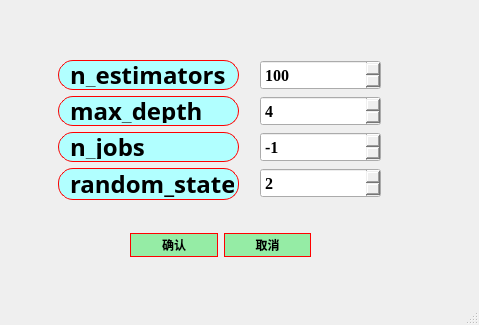
Qt form ui/algorithms2_RF_para.ui (azhongege24/predict_first) before a commit.
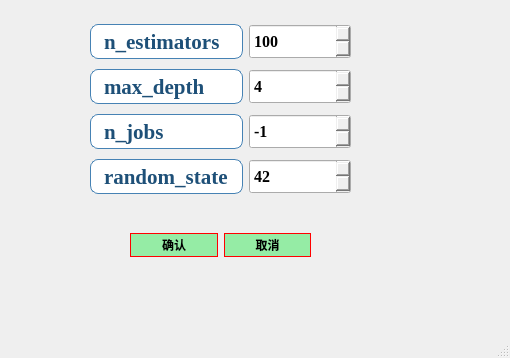
The same form after that commit.

```diff
--- a/ui/algorithms2_RF_para.ui
+++ b/ui/algorithms2_RF_para.ui
@@ -6,151 +6,14 @@
    <rect>
     <x>0</x>
     <y>0</y>
-    <width>479</width>
-    <height>325</height>
+    <width>510</width>
+    <height>358</height>
    </rect>
   </property>
   <property name="windowTitle">
    <string>随机森林：参数设置</string>
   </property>
   <widget class="QWidget" name="centralwidget">
-   <widget class="QWidget" name="layoutWidget">
-    <property name="geometry">
-     <rect>
-      <x>260</x>
-      <y>60</y>
-      <width>121</width>
-      <height>140</height>
-     </rect>
-    </property>
-    <layout class="QVBoxLayout" name="verticalLayout_2">
-     <item>
-      <widget class="QSpinBox" name="spinBox_n_estimators">
-       <property name="minimumSize">
-        <size>
-         <width>80</width>
-         <height>30</height>
-        </size>
-       </property>
-       <property name="font">
-        <font>
-         <family>Times New Roman</family>
-         <pointsize>12</pointsize>
-         <weight>75</weight>
-         <bold>true</bold>
-        </font>
-       </property>
-       <property name="styleSheet">
-        <string notr="true">QSpinBox::up-button:pressed {
-    margin-top: 4px;  /* 模拟按压下沉 */
-}
-QSpinBox::down-button:pressed {
-    margin-top: 4px;
-}</string>
-       </property>
-       <property name="maximum">
-        <number>1000</number>
-       </property>
-       <property name="value">
-        <number>100</number>
-       </property>
-      </widget>
-     </item>
-     <item>
-      <widget class="QSpinBox" name="spinBox_max_depth">
-       <property name="minimumSize">
-        <size>
-         <width>80</width>
-         <height>30</height>
-        </size>
-       </property>
-       <property name="font">
-        <font>
-         <family>Times New Roman</family>
-         <pointsize>12</pointsize>
-         <weight>75</weight>
-         <bold>true</bold>
-        </font>
-       </property>
-       <property name="styleSheet">
-        <string notr="true">QSpinBox::up-button:pressed {
-    margin-top: 4px;  /* 模拟按压下沉 */
-}
-QSpinBox::down-button:pressed {
-    margin-top: 4px;
-}</string>
-       </property>
-       <property name="value">
-        <number>4</number>
-       </property>
-      </widget>
-     </item>
-     <item>
-      <widget class="QSpinBox" name="spinBox_n_jobs">
-       <property name="minimumSize">
-        <size>
-         <width>80</width>
-         <height>30</height>
-        </size>
-       </property>
-       <property name="font">
-        <font>
-         <family>Times New Roman</family>
-         <pointsize>12</pointsize>
-         <weight>75</weight>
-         <bold>true</bold>
-        </font>
-       </property>
-       <property name="styleSheet">
-        <string notr="true">QSpinBox::up-button:pressed {
-    margin-top: 4px;  /* 模拟按压下沉 */
-}
-QSpinBox::down-button:pressed {
-    margin-top: 4px;
-}</string>
-       </property>
-       <property name="minimum">
-        <number>-1</number>
-       </property>
-       <property name="maximum">
-        <number>1</number>
-       </property>
-       <property name="value">
-        <number>-1</number>
-       </property>
-      </widget>
-     </item>
-     <item>
-      <widget class="QSpinBox" name="spinBox_random_state">
-       <property name="minimumSize">
-        <size>
-         <width>80</width>
-         <height>30</height>
-        </size>
-       </property>
-       <property name="font">
-        <font>
-         <family>Times New Roman</family>
-         <pointsize>12</pointsize>
-         <weight>75</weight>
-         <bold>true</bold>
-        </font>
-       </property>
-       <property name="styleSheet">
-        <string notr="true">QSpinBox::up-button:pressed {
-    margin-top: 4px;  /* 模拟按压下沉 */
-}
-QSpinBox::down-button:pressed {
-    margin-top: 4px;
-}</string>
-       </property>
-       <property name="value">
-        <number>2</number>
-       </property>
-      </widget>
-     </item>
-    </layout>
-   </widget>
    <widget class="QWidget" name="layoutWidget">
     <property name="geometry">
      <rect>
@@ -216,12 +79,14 @@
    <widget class="QWidget" name="layoutWidget">
     <property name="geometry">
      <rect>
-      <x>58</x>
-      <y>60</y>
-      <width>181</width>
-      <height>140</height>
+      <x>90</x>
+      <y>20</y>
+      <width>261</width>
+      <height>181</height>
      </rect>
     </property>
+    <layout class="QHBoxLayout" name="horizontalLayout_2">
+     <item>
     <layout class="QVBoxLayout" name="verticalLayout">
      <item>
       <widget class="QLabel" name="labeln_estimators">
@@ -234,28 +99,37 @@
        <property name="maximumSize">
         <size>
          <width>200</width>
-         <height>30</height>
+           <height>35</height>
         </size>
        </property>
        <property name="font">
         <font>
-         <family>楷体</family>
-         <pointsize>18</pointsize>
+           <family>Times New Roman</family>
+           <pointsize>16</pointsize>
          <weight>75</weight>
          <italic>false</italic>
          <bold>true</bold>
         </font>
        </property>
        <property name="styleSheet">
-        <string notr="true">QLabel{
-border:1px solid red;   /*边框的粗细，颜色*/
-border-radius:15px;    /*设置圆角半径 */
-padding:2px 4px;  /*QFrame边框与内部其它部件的距离*/
-background-color: rgb(177, 255, 255);	/*背景颜色*/
-color:rgb(0, 0, 0);		/*字体颜色*/
-	font: 18pt &quot;楷体&quot;;
+          <string notr="true">QLabel {
+    border: 1px solid rgb(70, 130, 180);   /* 增强为科研蓝边框，参考Nature期刊图表色 */
+    border-radius: 8px;
+    padding: 4px 8px;
+    background-color: rgb(255, 255, 255);  /* 纯白背景提升对比度 */
+    color: rgb(30, 80, 120);               /* 深海军蓝文字，对比度达8:1 */
+    font: bold 16pt &quot;Times New Roman&quot;;     
+    qproperty-alignment: 'AlignCenter';
+    /* 强化阴影效果 */
+}
 
-font:bold;
+QLabel:hover {
+    border-color: rgb(0, 100, 180);        /* 悬停时使用更高饱和的科研蓝 */
+    background-color: rgb(240, 248, 255);  /* 极浅蓝悬停反馈 */
+}
+
+QLabel:pressed {
+    background-color: rgb(220, 240, 255);  /* 按压状态模拟墨水渗透效果 */
 }</string>
        </property>
        <property name="text">
@@ -274,28 +148,37 @@
        <property name="maximumSize">
         <size>
          <width>16777215</width>
-         <height>30</height>
+           <height>35</height>
         </size>
        </property>
        <property name="font">
         <font>
-         <family>楷体</family>
-         <pointsize>18</pointsize>
+           <family>Times New Roman</family>
+           <pointsize>16</pointsize>
          <weight>75</weight>
          <italic>false</italic>
          <bold>true</bold>
         </font>
        </property>
        <property name="styleSheet">
-        <string notr="true">QLabel{
-border:1px solid red;   /*边框的粗细，颜色*/
-border-radius:15px;    /*设置圆角半径 */
-padding:2px 4px;  /*QFrame边框与内部其它部件的距离*/
-background-color: rgb(177, 255, 255);	/*背景颜色*/
-color:rgb(0, 0, 0);		/*字体颜色*/
-	font: 18pt &quot;楷体&quot;;
+          <string notr="true">QLabel {
+    border: 1px solid rgb(70, 130, 180);   /* 增强为科研蓝边框，参考Nature期刊图表色 */
+    border-radius: 8px;
+    padding: 4px 8px;
+    background-color: rgb(255, 255, 255);  /* 纯白背景提升对比度 */
+    color: rgb(30, 80, 120);               /* 深海军蓝文字，对比度达8:1 */
+    font: bold 16pt &quot;Times New Roman&quot;;     
+    qproperty-alignment: 'AlignCenter';
+    /* 强化阴影效果 */
+}
 
-font:bold;
+QLabel:hover {
+    border-color: rgb(0, 100, 180);        /* 悬停时使用更高饱和的科研蓝 */
+    background-color: rgb(240, 248, 255);  /* 极浅蓝悬停反馈 */
+}
+
+QLabel:pressed {
+    background-color: rgb(220, 240, 255);  /* 按压状态模拟墨水渗透效果 */
 }</string>
        </property>
        <property name="text">
@@ -305,31 +188,46 @@
      </item>
      <item>
       <widget class="QLabel" name="label">
+         <property name="minimumSize">
+          <size>
+           <width>0</width>
+           <height>30</height>
+          </size>
+         </property>
        <property name="maximumSize">
         <size>
          <width>16777215</width>
-         <height>30</height>
+           <height>35</height>
         </size>
        </property>
        <property name="font">
         <font>
-         <family>楷体</family>
-         <pointsize>18</pointsize>
+           <family>Times New Roman</family>
+           <pointsize>16</pointsize>
          <weight>75</weight>
          <italic>false</italic>
          <bold>true</bold>
         </font>
        </property>
        <property name="styleSheet">
-        <string notr="true">QLabel{
-border:1px solid red;   /*边框的粗细，颜色*/
-border-radius:15px;    /*设置圆角半径 */
-padding:2px 4px;  /*QFrame边框与内部其它部件的距离*/
-background-color: rgb(177, 255, 255);	/*背景颜色*/
-color:rgb(0, 0, 0);		/*字体颜色*/
-	font: 18pt &quot;楷体&quot;;
+          <string notr="true">QLabel {
+    border: 1px solid rgb(70, 130, 180);   /* 增强为科研蓝边框，参考Nature期刊图表色 */
+    border-radius: 8px;
+    padding: 4px 8px;
+    background-color: rgb(255, 255, 255);  /* 纯白背景提升对比度 */
+    color: rgb(30, 80, 120);               /* 深海军蓝文字，对比度达8:1 */
+    font: bold 16pt &quot;Times New Roman&quot;;     
+    qproperty-alignment: 'AlignCenter';
+    /* 强化阴影效果 */
+}
 
-font:bold;
+QLabel:hover {
+    border-color: rgb(0, 100, 180);        /* 悬停时使用更高饱和的科研蓝 */
+    background-color: rgb(240, 248, 255);  /* 极浅蓝悬停反馈 */
+}
+
+QLabel:pressed {
+    background-color: rgb(220, 240, 255);  /* 按压状态模拟墨水渗透效果 */
 }</string>
        </property>
        <property name="text">
@@ -339,25 +237,46 @@
      </item>
      <item>
       <widget class="QLabel" name="label_random_state">
+         <property name="minimumSize">
+          <size>
+           <width>0</width>
+           <height>30</height>
+          </size>
+         </property>
+         <property name="maximumSize">
+          <size>
+           <width>16777215</width>
+           <height>35</height>
+          </size>
+         </property>
        <property name="font">
         <font>
-         <family>楷体</family>
-         <pointsize>18</pointsize>
+           <family>Times New Roman</family>
+           <pointsize>16</pointsize>
          <weight>75</weight>
          <italic>false</italic>
          <bold>true</bold>
         </font>
        </property>
        <property name="styleSheet">
-        <string notr="true">QLabel{
-border:1px solid red;   /*边框的粗细，颜色*/
-border-radius:15px;    /*设置圆角半径 */
-padding:2px 4px;  /*QFrame边框与内部其它部件的距离*/
-background-color: rgb(177, 255, 255);	/*背景颜色*/
-color:rgb(0, 0, 0);		/*字体颜色*/
-	font: 18pt &quot;楷体&quot;;
+          <string notr="true">QLabel {
+    border: 1px solid rgb(70, 130, 180);   /* 增强为科研蓝边框，参考Nature期刊图表色 */
+    border-radius: 8px;
+    padding: 4px 8px;
+    background-color: rgb(255, 255, 255);  /* 纯白背景提升对比度 */
+    color: rgb(30, 80, 120);               /* 深海军蓝文字，对比度达8:1 */
+    font: bold 16pt &quot;Times New Roman&quot;;     
+    qproperty-alignment: 'AlignCenter';
+    /* 强化阴影效果 */
+}
 
-font:bold;
+QLabel:hover {
+    border-color: rgb(0, 100, 180);        /* 悬停时使用更高饱和的科研蓝 */
+    background-color: rgb(240, 248, 255);  /* 极浅蓝悬停反馈 */
+}
+
+QLabel:pressed {
+    background-color: rgb(220, 240, 255);  /* 按压状态模拟墨水渗透效果 */
 }</string>
        </property>
        <property name="text">
@@ -366,6 +285,161 @@
       </widget>
      </item>
     </layout>
+     </item>
+     <item>
+      <layout class="QVBoxLayout" name="verticalLayout_2">
+       <item>
+        <widget class="QSpinBox" name="spinBox_n_estimators">
+         <property name="minimumSize">
+          <size>
+           <width>80</width>
+           <height>30</height>
+          </size>
+         </property>
+         <property name="maximumSize">
+          <size>
+           <width>16777215</width>
+           <height>35</height>
+          </size>
+         </property>
+         <property name="font">
+          <font>
+           <family>Times New Roman</family>
+           <pointsize>12</pointsize>
+           <weight>75</weight>
+           <bold>true</bold>
+          </font>
+         </property>
+         <property name="styleSheet">
+          <string notr="true">QSpinBox::up-button:pressed {
+    margin-top: 4px;  /* 模拟按压下沉 */
+}
+QSpinBox::down-button:pressed {
+    margin-top: 4px;
+}</string>
+         </property>
+         <property name="maximum">
+          <number>1000</number>
+         </property>
+         <property name="value">
+          <number>100</number>
+         </property>
+        </widget>
+       </item>
+       <item>
+        <widget class="QSpinBox" name="spinBox_max_depth">
+         <property name="minimumSize">
+          <size>
+           <width>80</width>
+           <height>30</height>
+          </size>
+         </property>
+         <property name="maximumSize">
+          <size>
+           <width>16777215</width>
+           <height>35</height>
+          </size>
+         </property>
+         <property name="font">
+          <font>
+           <family>Times New Roman</family>
+           <pointsize>12</pointsize>
+           <weight>75</weight>
+           <bold>true</bold>
+          </font>
+         </property>
+         <property name="styleSheet">
+          <string notr="true">QSpinBox::up-button:pressed {
+    margin-top: 4px;  /* 模拟按压下沉 */
+}
+QSpinBox::down-button:pressed {
+    margin-top: 4px;
+}</string>
+         </property>
+         <property name="value">
+          <number>4</number>
+         </property>
+        </widget>
+       </item>
+       <item>
+        <widget class="QSpinBox" name="spinBox_n_jobs">
+         <property name="minimumSize">
+          <size>
+           <width>80</width>
+           <height>30</height>
+          </size>
+         </property>
+         <property name="maximumSize">
+          <size>
+           <width>16777215</width>
+           <height>35</height>
+          </size>
+         </property>
+         <property name="font">
+          <font>
+           <family>Times New Roman</family>
+           <pointsize>12</pointsize>
+           <weight>75</weight>
+           <bold>true</bold>
+          </font>
+         </property>
+         <property name="styleSheet">
+          <string notr="true">QSpinBox::up-button:pressed {
+    margin-top: 4px;  /* 模拟按压下沉 */
+}
+QSpinBox::down-button:pressed {
+    margin-top: 4px;
+}</string>
+         </property>
+         <property name="minimum">
+          <number>-1</number>
+         </property>
+         <property name="maximum">
+          <number>1</number>
+         </property>
+         <property name="value">
+          <number>-1</number>
+         </property>
+        </widget>
+       </item>
+       <item>
+        <widget class="QSpinBox" name="spinBox_random_state">
+         <property name="minimumSize">
+          <size>
+           <width>80</width>
+           <height>30</height>
+          </size>
+         </property>
+         <property name="maximumSize">
+          <size>
+           <width>16777215</width>
+           <height>35</height>
+          </size>
+         </property>
+         <property name="font">
+          <font>
+           <family>Times New Roman</family>
+           <pointsize>12</pointsize>
+           <weight>75</weight>
+           <bold>true</bold>
+          </font>
+         </property>
+         <property name="styleSheet">
+          <string notr="true">QSpinBox::up-button:pressed {
+    margin-top: 4px;  /* 模拟按压下沉 */
+}
+QSpinBox::down-button:pressed {
+    margin-top: 4px;
+}</string>
+         </property>
+         <property name="value">
+          <number>42</number>
+         </property>
+        </widget>
+       </item>
+      </layout>
+     </item>
+    </layout>
    </widget>
   </widget>
   <widget class="QMenuBar" name="menubar">
```
Left out of the diff: 2 changed lines with no effect on the pictures. Lines whose indentation alone changed are shown as unchanged.
